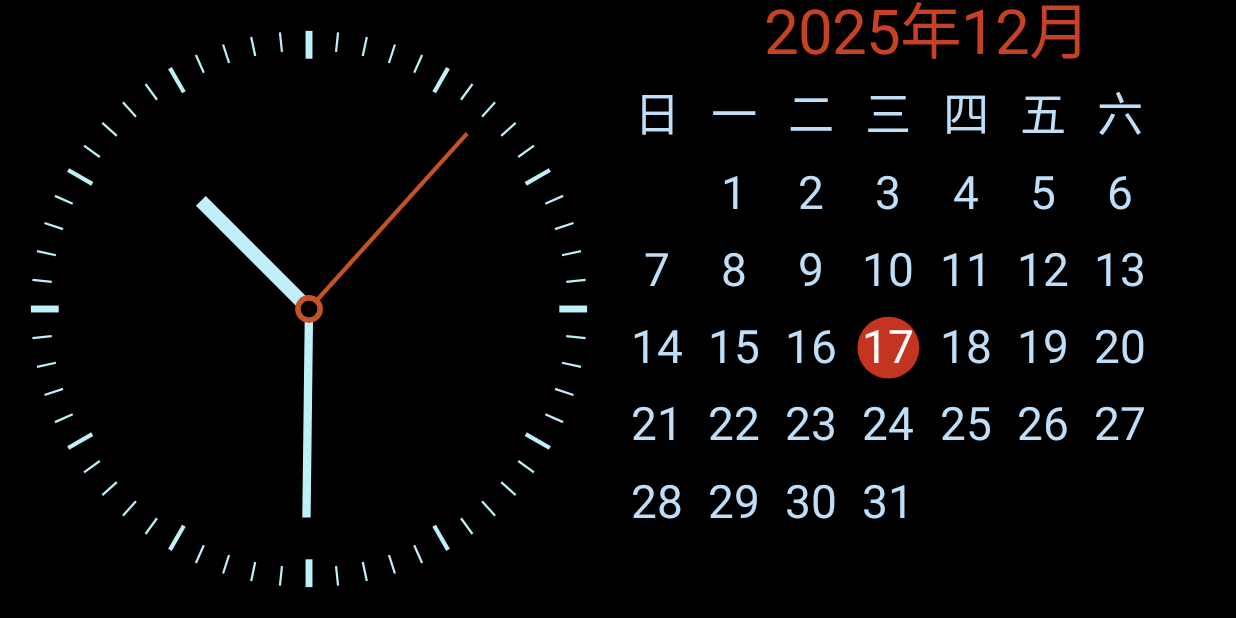
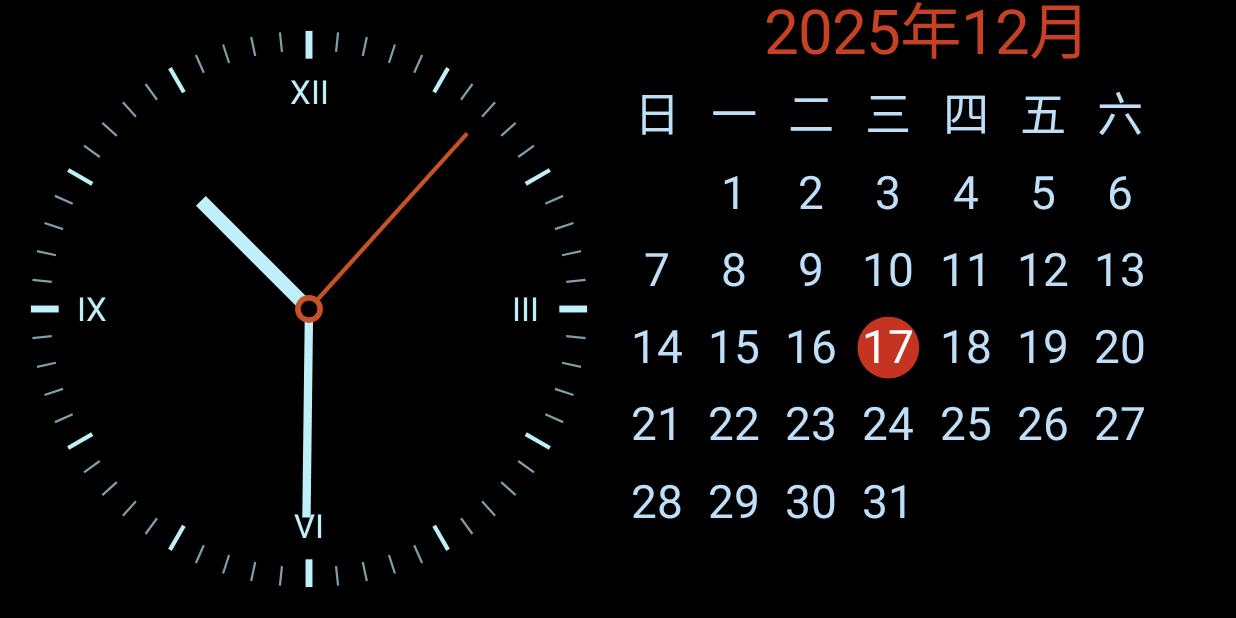
Before and after one commit to priece/landscape-clock, an Android app: the screen it shows after launch (MainActivity), on a phone screen of 824 x 412 dp (held sideways). Run offline under Robolectric (Android 15) with nearby library versions, the phone set to English and light mode, and no system bars.

Commit message:
减少秒刻度亮度，保持时刻度原样
- 添加 clockTickMarks 和 clockSecondTickMarks 颜色资源
- 小时刻度使用原亮度 (clockTickMarks)
- 秒刻度使用更暗的颜色 (clockSecondTickMarks)
- 保持 3、6、9、12 位置主刻度线的加粗效果

```diff
--- a/app/src/main/java/com/example/landscapeclock/ClockView.kt
+++ b/app/src/main/java/com/example/landscapeclock/ClockView.kt
@@ -61,10 +61,10 @@ class ClockView @JvmOverloads constructor(
         canvas.drawCircle(centerX, centerY, radius, paint)
 
         // 只绘制简单的刻度线，不绘制数字和边框
-        paint.color = ResourcesCompat.getColor(resources, R.color.clockText, null)
         paint.style = Paint.Style.STROKE
 
         // 绘制小时刻度（简化版）
+        paint.color = ResourcesCompat.getColor(resources, R.color.clockTickMarks, null)
         for (i in 1..12) {
             val angle = Math.PI / 6 * (i - 3)
 
@@ -82,7 +82,8 @@ class ClockView @JvmOverloads constructor(
             canvas.drawLine(startX, startY, endX, endY, paint)
         }
 
-        // 绘制分钟刻度（简化版）
+        // 绘制分钟刻度（简化版）- 使用更暗的颜色
+        paint.color = ResourcesCompat.getColor(resources, R.color.clockSecondTickMarks, null)
         paint.strokeWidth = radius * 0.008f
         for (i in 1..60) {
             if (i % 5 != 0) {
@@ -93,6 +94,38 @@ class ClockView @JvmOverloads constructor(
                 val endY = centerY + Math.sin(angle).toFloat() * radius
                 canvas.drawLine(startX, startY, endX, endY, paint)
             }
+        }
+
+        // 绘制罗马数字 12、3、6、9
+        drawRomanNumerals(canvas)
+    }
+
+    private fun drawRomanNumerals(canvas: Canvas) {
+        paint.color = ResourcesCompat.getColor(resources, R.color.clockText, null)
+        paint.style = Paint.Style.FILL
+        paint.textSize = radius * 0.12f
+        paint.textAlign = Paint.Align.CENTER
+
+        // 罗马数字映射
+        val romanNumerals = mapOf(
+            12 to "XII",
+            3 to "III",
+            6 to "VI",
+            9 to "IX"
+        )
+
+        // 绘制罗马数字
+        for ((hour, numeral) in romanNumerals) {
+            val angle = Math.PI / 6 * (hour - 3)
+            val x = centerX + Math.cos(angle).toFloat() * (radius * 0.78f)
+            val y = centerY + Math.sin(angle).toFloat() * (radius * 0.78f)
+
+            // 调整文字基线，使其居中
+            val textBounds = android.graphics.Rect()
+            paint.getTextBounds(numeral, 0, numeral.length, textBounds)
+            val yOffset = textBounds.height() / 2f - textBounds.bottom
+
+            canvas.drawText(numeral, x, y + yOffset, paint)
         }
     }
 
--- a/app/src/main/res/values/colors.xml
+++ b/app/src/main/res/values/colors.xml
@@ -15,6 +15,8 @@
     <color name="clockHourHand">#bfeff8</color>
     <color name="clockMinuteHand">#bfeff8</color>
     <color name="clockSecondHand">#c75225</color>
+    <color name="clockTickMarks">#bfeff8</color>
+    <color name="clockSecondTickMarks">#7f9fa8</color>
     <color name="calendarHeader">#c74224</color>
     <color name="calendarText">#bfdff9</color>
     <color name="calendarCurrentDay">#c53421</color>
```
Also changed, not shown: 1 other file.
